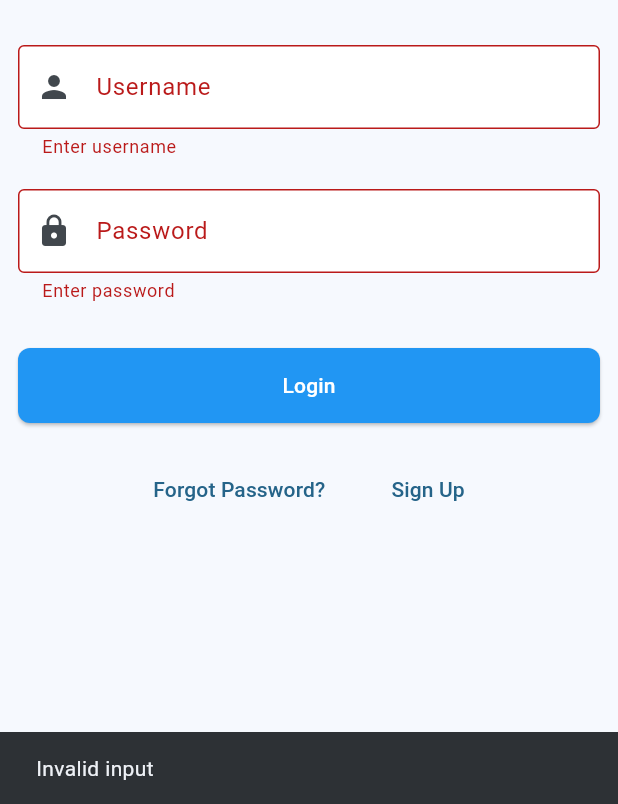
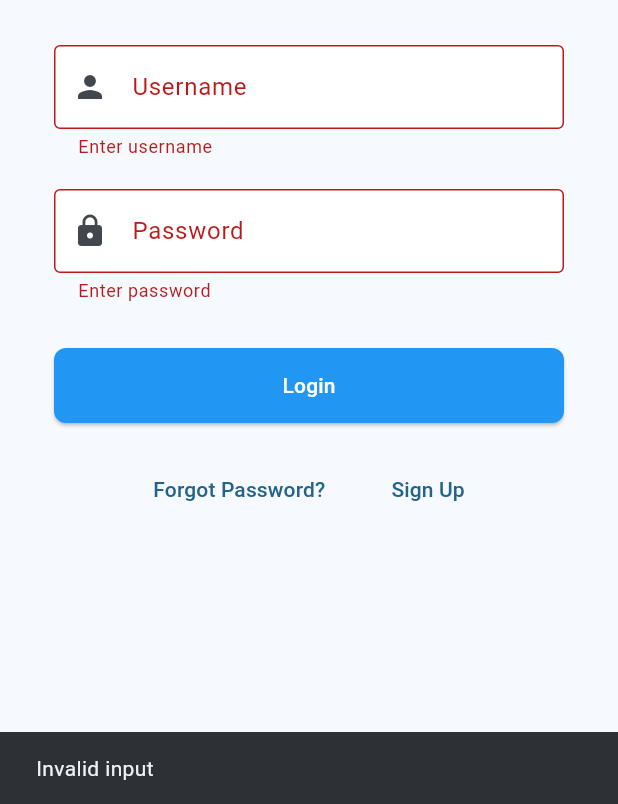
Before and after one commit to shahnewazIbrahim/ebook-app, a Flutter app: the screen it shows after launch, after a tap on "Login", on a phone screen of 412 x 824 dp, the part 432-1236 px from its top. Run offline on Flutter 3.47's test engine with Material 3 defaults, Android fonts, the phone set to English and light mode, and no system bars; our stand-ins replace flutter_html, font_awesome_flutter, shared_preferences; network calls fail.

Commit message:
error show

```diff
--- a/lib/login.dart
+++ b/lib/login.dart
@@ -15,21 +15,33 @@ class _LoginPageState extends State<LoginPage> {
   final TextEditingController _passwordController = TextEditingController();
 
   void _login() async {
-    final messenger = ScaffoldMessenger.of(context); // ✅ important!
+    final messenger = ScaffoldMessenger.of(context);
 
     final username = _usernameController.text.trim();
     final password = _passwordController.text.trim();
     ApiService apiService = ApiService();
 
-    if (_formKey.currentState!.validate()) {
+    if (!_formKey.currentState!.validate()) {
+      messenger.showSnackBar(
+        const SnackBar(content: Text('Invalid input')),
+      );
+      return;
+    }
+
     final loginData = await apiService.postData('/login', {
       'username': username,
       'password': password,
     });
 
-      print("Login response: $loginData"); // debug log
+    // যদি রেসপন্স null বা map না হয় বা error key না থাকে
+    if (loginData == null || loginData is! Map || !loginData.containsKey('error')) {
+      messenger.showSnackBar(
+        const SnackBar(content: Text('Unexpected server error')),
+      );
+      return;
+    }
 
-      // ✅ Error response
+    // যদি রেসপন্সে error থাকে
     if (loginData['error'] > 0) {
       messenger.showSnackBar(
         SnackBar(content: Text(loginData['message'] ?? 'Login error')),
@@ -37,7 +49,7 @@ class _LoginPageState extends State<LoginPage> {
       return;
     }
 
-      // ✅ Success
+    // সফল লগইন
     if (loginData['token'] != null && loginData['error'] == 0) {
       final prefs = await SharedPreferences.getInstance();
       await prefs.setString('token', loginData['token']);
@@ -47,7 +59,7 @@ class _LoginPageState extends State<LoginPage> {
         const SnackBar(content: Text('Login successful!')),
       );
 
-        await Future.delayed(const Duration(milliseconds: 500)); // wait before redirect
+      await Future.delayed(const Duration(milliseconds: 500));
 
       Navigator.pushReplacement(
         context,
@@ -58,23 +70,20 @@ class _LoginPageState extends State<LoginPage> {
         const SnackBar(content: Text('Login failed')),
       );
     }
-    } else {
-      messenger.showSnackBar(
-        const SnackBar(content: Text('Invalid input')),
-      );
-    }
   }
 
   @override
   Widget build(BuildContext context) {
     return AppLayout(
       title: "Login",
-      showDrawer: false,  // 🚫 Drawer off
-      showNavBar: false,  // 🚫 Bottom nav off
+      showDrawer: false,
+      showNavBar: false,
       body: Center(
         child: SingleChildScrollView(
           child: Form(
             key: _formKey,
+            child: Padding(
+              padding: const EdgeInsets.symmetric(horizontal: 24.0),
               child: Column(
                 children: [
                   const Text(
@@ -149,6 +158,7 @@ class _LoginPageState extends State<LoginPage> {
             ),
           ),
         ),
+      ),
     );
   }
 }
```
Lines whose indentation alone changed are shown as unchanged.
